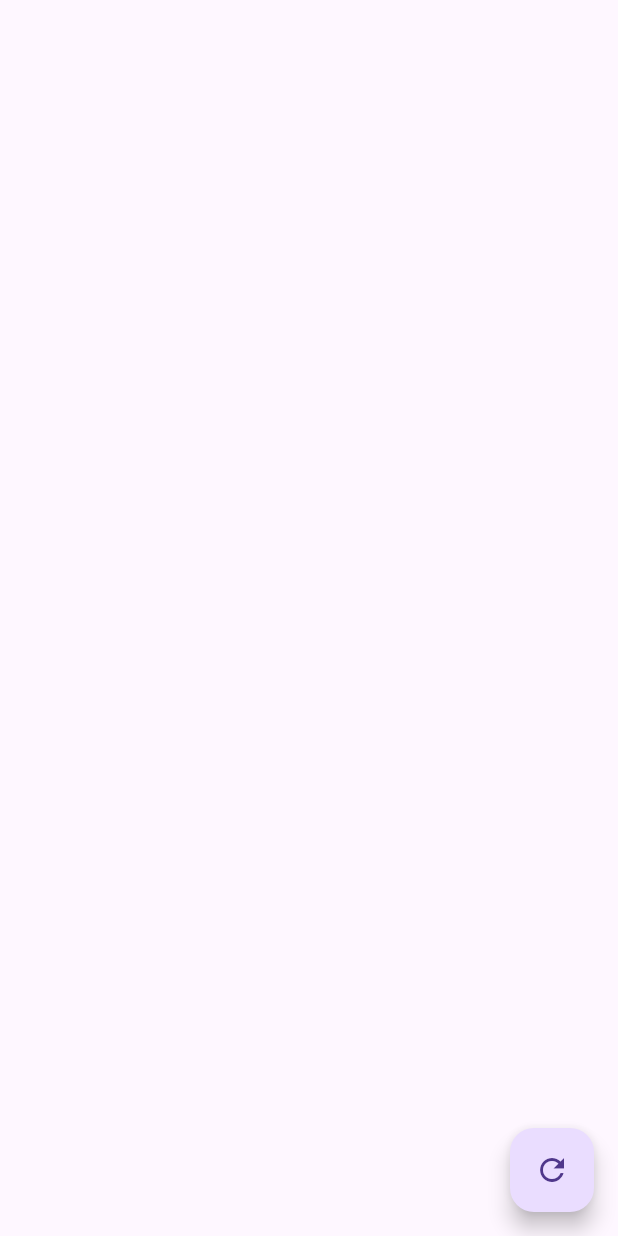
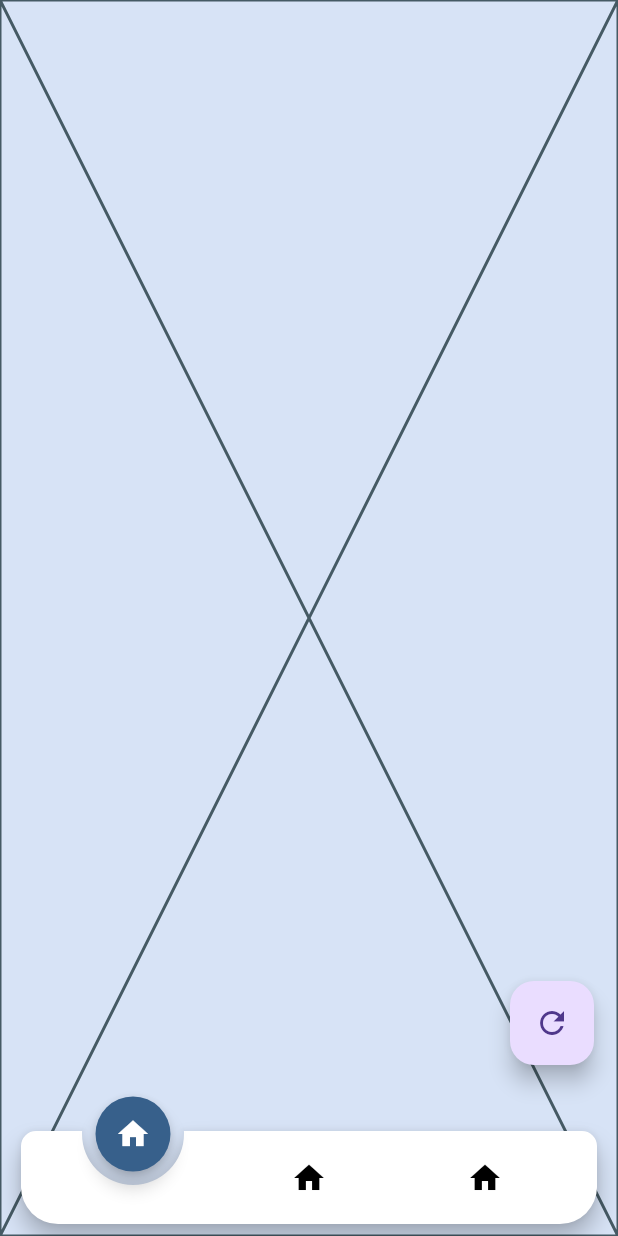
Before and after one commit to ZERstar/angelhack, a Flutter app: the screen it shows after launch, after a tap on the "refresh" icon, on a phone screen of 412 x 824 dp. Run offline on Flutter 3.47's test engine with Material 3 defaults, Android fonts, the light colour scheme and no system bars; drawn by our look-alikes of animated_notch_bottom_bar; our stand-ins replace google_fonts, sizer.

Commit message:
New homescreen changes

```diff
--- /dev/null
+++ b/frontend_app/lib/screens/NavBar/borrow_body.dart
@@ -0,0 +1,15 @@
+import 'package:flutter/material.dart';
+
+class BorrowBody extends StatefulWidget {
+  const BorrowBody({super.key});
+
+  @override
+  State<BorrowBody> createState() => _BorrowBodyState();
+}
+
+class _BorrowBodyState extends State<BorrowBody> {
+  @override
+  Widget build(BuildContext context) {
+    return const Placeholder();
+  }
+}
--- /dev/null
+++ b/frontend_app/lib/screens/NavBar/home_body.dart
@@ -0,0 +1,105 @@
+import 'package:flutter/cupertino.dart';
+import 'package:flutter/material.dart';
+import 'package:flutter/widgets.dart';
+import 'package:frontend_app/widgets/constants/colors.dart';
+import 'package:frontend_app/widgets/constants/texts.dart';
+import 'package:sizer/sizer.dart';
+
+class HomeBody extends StatefulWidget {
+  const HomeBody({super.key});
+
+  @override
+  State<HomeBody> createState() => _HomeBodyState();
+}
+
+class _HomeBodyState extends State<HomeBody> {
+  @override
+  Widget build(BuildContext context) {
+    return Stack(children: [
+      Positioned(
+        top: 0,
+        child: Container(
+          width: 100.w,
+          decoration: const BoxDecoration(
+            borderRadius: BorderRadius.only(
+              topLeft: Radius.circular(20),
+              topRight: Radius.circular(20),
+            ),
+            color: bgColor1,
+          ),
+          child: Padding(
+            padding: EdgeInsets.symmetric(horizontal: 5.w, vertical: 2.h),
+            child: Column(
+              children: [
+                SizedBox(height: 5.h),
+                Row(
+                  mainAxisAlignment: MainAxisAlignment.start,
+                  crossAxisAlignment: CrossAxisAlignment.center,
+                  children: [
+                    CircleAvatar(
+                      radius: 6.w,
+                      backgroundColor: textBlack,
+                    ),
+                    SizedBox(width: 3.w),
+                    Column(
+                      mainAxisAlignment: MainAxisAlignment.start,
+                      crossAxisAlignment: CrossAxisAlignment.start,
+                      children: [
+                        Text(
+                          'Welcome Back,',
+                          style: h1TextStyle.copyWith(
+                            color: textWhite,
+                          ),
+                          maxLines: 1,
+                          overflow: TextOverflow.ellipsis,
+                          textAlign: TextAlign.start,
+                        ),
+                        Text(
+                          'Company Name',
+                          style: h2TextStyle.copyWith(
+                            color: textWhite,
+                          ),
+                          maxLines: 1,
+                          overflow: TextOverflow.ellipsis,
+                          textAlign: TextAlign.start,
+                        ),
+                      ],
+                    ),
+                    const Spacer(),
+                    CircleAvatar(
+                      radius: 4.w,
+                      backgroundColor: bgColor3,
+                      child: Icon(
+                        Icons.notifications_outlined,
+                        color: textBlack,
+                        size: 20.sp,
+                      ),
+                    )
+                  ],
+                ),
+                GestureDetector(
+                  onTap: () {
+                    showDialog(
+                        context: context,
+                        builder: (context) => Dialog(
+                              child: Container(
+                                  height: 20.h,
+                                  child: Center(
+                                      child: const Text('Coming Soon...'))),
+                            ));
+                  },
+                  child: Center(
+                    child: Text(
+                      'View Details',
+                      style: normalTextStyle.copyWith(color: textWhite),
+                    ),
+                  ),
+                )
+              ],
+            ),
+          ),
+        ),
+      )
+    ]);
+  }
+}
--- /dev/null
+++ b/frontend_app/lib/screens/NavBar/market_place_body.dart
@@ -0,0 +1,23 @@
+import 'package:flutter/material.dart';
+import 'package:frontend_app/widgets/constants/texts.dart';
+
+class MarketPlaceBody extends StatefulWidget {
+  const MarketPlaceBody({super.key});
+
+  @override
+  State<MarketPlaceBody> createState() => _MarketPlaceBodyState();
+}
+
+class _MarketPlaceBodyState extends State<MarketPlaceBody> {
+  @override
+  Widget build(BuildContext context) {
+    return Center(
+      child: Text(
+        'Market Place \n Coming Soon...',
+        style: h1TextStyle.copyWith(color: Colors.grey),
+        maxLines: 2,
+        textAlign: TextAlign.center,
+      ),
+    );
+  }
+}
--- a/frontend_app/lib/screens/home_screen.dart
+++ b/frontend_app/lib/screens/home_screen.dart
@@ -1,6 +1,10 @@
+import 'package:animated_notch_bottom_bar/animated_notch_bottom_bar/animated_notch_bottom_bar.dart';
 import 'package:flutter/material.dart';
-import 'package:frontend_app/widgets/config_prod.dart';
-import 'package:http/http.dart' as http;
+import 'package:frontend_app/screens/NavBar/borrow_body.dart';
+import 'package:frontend_app/screens/NavBar/home_body.dart';
+import 'package:frontend_app/screens/NavBar/market_place_body.dart';
+import 'package:frontend_app/widgets/constants/colors.dart';
+import 'package:sizer/sizer.dart';
 
 class HomeScreen extends StatefulWidget {
   const HomeScreen({super.key});
@@ -10,20 +14,81 @@ class HomeScreen extends StatefulWidget {
 }
 
 class _HomeScreenState extends State<HomeScreen> {
-  fetchData() async {
-    final response = await http.get(
-      Uri.parse('${AppConfig.baseUrl}/user'),
-    );
-    debugPrint('this is the response ${response.body}');
+  final _pageController = PageController(initialPage: 0);
+
+  final NotchBottomBarController _controller =
+      NotchBottomBarController(index: 1);
+
+  int maxCount = 3;
+
+  @override
+  void dispose() {
+    _pageController.dispose();
+
+    super.dispose();
   }
 
   @override
   Widget build(BuildContext context) {
+    const List<Widget> bottomBarPages = [
+      BorrowBody(),
+      HomeBody(),
+      MarketPlaceBody(),
+    ];
     return Scaffold(
+      backgroundColor: bgColor3,
+      extendBody: true,
+      body: PageView(
+        controller: _pageController,
+        physics: const NeverScrollableScrollPhysics(),
+        children: List.generate(
+            bottomBarPages.length, (index) => bottomBarPages[index]),
+      ),
+      bottomNavigationBar: (bottomBarPages.length <= maxCount)
+          ? AnimatedNotchBottomBar(
+              notchColor: bgColor1,
+              notchBottomBarController: _controller,
+              bottomBarItems: const [
+                BottomBarItem(
+                  inActiveItem: Icon(
+                    Icons.home,
+                    color: textBlack,
+                  ),
+                  activeItem: Icon(
+                    Icons.home,
+                    color: textWhite,
+                  ),
+                ),
+                BottomBarItem(
+                  inActiveItem: Icon(
+                    Icons.home,
+                    color: textBlack,
+                  ),
+                  activeItem: Icon(
+                    Icons.home,
+                    color: textWhite,
+                  ),
+                ),
+                BottomBarItem(
+                  inActiveItem: Icon(
+                    Icons.home,
+                    color: textBlack,
+                  ),
+                  activeItem: Icon(
+                    Icons.home,
+                    color: textWhite,
+                  ),
+                ),
+              ],
+              onTap: (int value) {
+                _pageController.jumpToPage(value);
+              },
+              kIconSize: 20.sp,
+              kBottomRadius: 3.h,
+            )
+          : null,
       floatingActionButton: FloatingActionButton(
-        onPressed: () {
-          fetchData();
-        },
+        onPressed: () {},
         child: const Icon(Icons.refresh),
       ),
     );
--- a/frontend_app/pubspec.yaml
+++ b/frontend_app/pubspec.yaml
@@ -39,6 +39,7 @@ dependencies:
   google_fonts: ^6.2.1
   sizer: ^2.0.15
   provider: ^6.1.2
+  animated_notch_bottom_bar: ^1.0.3
 
 dev_dependencies:
   flutter_test:
```
Also changed, not shown: frontend_app/pubspec.lock.
